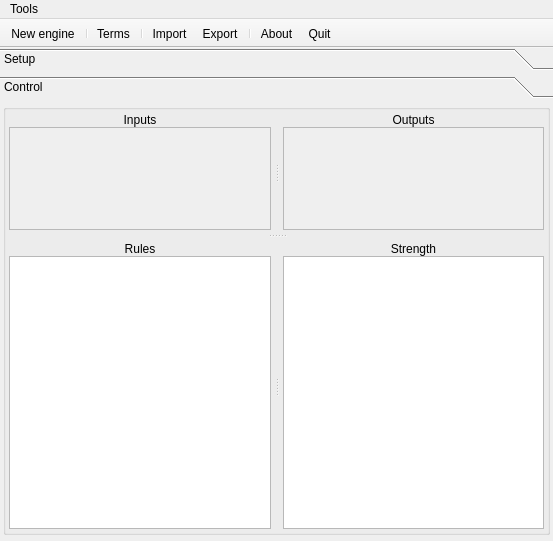
Qt form qtfuzzylite/ui/Window.ui (fuzzylite/fuzzylite) before a commit.
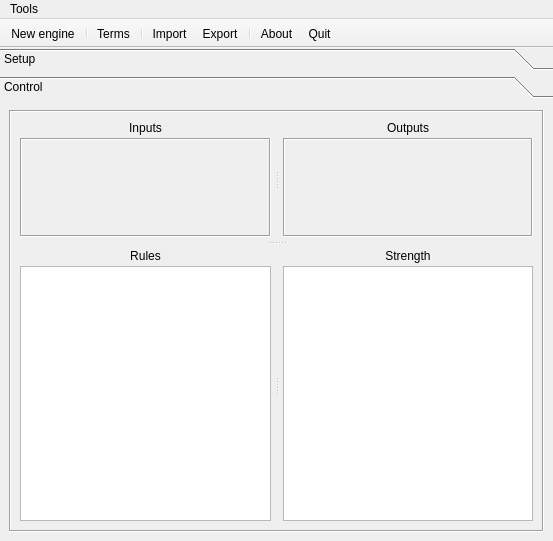
The same form after that commit. The open tabs and pages were chosen to show the change. Icons and pictures are not drawn. Custom widgets are drawn as their Qt base class.

Patch:
```diff
--- a/qtfuzzylite/ui/Window.ui
+++ b/qtfuzzylite/ui/Window.ui
@@ -450,33 +450,30 @@
        <attribute name="label">
         <string>Control</string>
        </attribute>
-       <layout class="QVBoxLayout" name="verticalLayout_6">
-        <property name="spacing">
-         <number>0</number>
-        </property>
+       <layout class="QVBoxLayout" name="verticalLayout_13">
         <property name="leftMargin">
-         <number>3</number>
+         <number>9</number>
         </property>
         <property name="topMargin">
-         <number>0</number>
+         <number>6</number>
         </property>
         <property name="rightMargin">
-         <number>3</number>
+         <number>9</number>
         </property>
         <property name="bottomMargin">
-         <number>0</number>
+         <number>3</number>
         </property>
         <item>
-         <widget class="QGroupBox" name="groupBox2">
-          <property name="alignment">
-           <set>Qt::AlignCenter</set>
+         <widget class="QFrame" name="frame">
+          <property name="frameShape">
+           <enum>QFrame::Box</enum>
           </property>
-          <layout class="QVBoxLayout" name="verticalLayout_17">
-           <property name="spacing">
-            <number>0</number>
-           </property>
+          <property name="frameShadow">
+           <enum>QFrame::Sunken</enum>
+          </property>
+          <layout class="QVBoxLayout" name="verticalLayout_6">
            <property name="margin">
-            <number>3</number>
+            <number>9</number>
            </property>
            <item>
             <widget class="QSplitter" name="spl_control_inout_rules">
@@ -502,7 +499,7 @@
               <widget class="QWidget" name="layoutWidget3">
                <layout class="QVBoxLayout" name="verticalLayout_16">
                 <property name="spacing">
-                 <number>0</number>
+                 <number>3</number>
                 </property>
                 <property name="leftMargin">
                  <number>0</number>
@@ -531,6 +528,12 @@
                     <verstretch>0</verstretch>
                    </sizepolicy>
                   </property>
+                  <property name="frameShape">
+                   <enum>QFrame::Box</enum>
+                  </property>
+                  <property name="frameShadow">
+                   <enum>QFrame::Sunken</enum>
+                  </property>
                   <property name="horizontalScrollBarPolicy">
                    <enum>Qt::ScrollBarAlwaysOff</enum>
                   </property>
@@ -545,8 +548,8 @@
                     <rect>
                      <x>0</x>
                      <y>0</y>
-                     <width>221</width>
-                     <height>76</height>
+                     <width>248</width>
+                     <height>92</height>
                     </rect>
                    </property>
                    <property name="sizePolicy">
@@ -594,7 +597,7 @@
               <widget class="QWidget" name="layoutWidget4">
                <layout class="QVBoxLayout" name="verticalLayout_18">
                 <property name="spacing">
-                 <number>0</number>
+                 <number>3</number>
                 </property>
                 <property name="topMargin">
                  <number>0</number>
@@ -626,6 +629,12 @@
                     <verstretch>0</verstretch>
                    </sizepolicy>
                   </property>
+                  <property name="frameShape">
+                   <enum>QFrame::Box</enum>
+                  </property>
+                  <property name="frameShadow">
+                   <enum>QFrame::Sunken</enum>
+                  </property>
                   <property name="horizontalScrollBarPolicy">
                    <enum>Qt::ScrollBarAlwaysOff</enum>
                   </property>
@@ -640,8 +649,8 @@
                     <rect>
                      <x>0</x>
                      <y>0</y>
-                     <width>292</width>
-                     <height>76</height>
+                     <width>247</width>
+                     <height>92</height>
                     </rect>
                    </property>
                    <property name="sizePolicy">
@@ -695,7 +704,7 @@
               <widget class="QWidget" name="verticalLayoutWidget">
                <layout class="QVBoxLayout" name="verticalLayout_5">
                 <property name="spacing">
-                 <number>0</number>
+                 <number>3</number>
                 </property>
                 <item>
                  <widget class="QLabel" name="label_3">
@@ -734,7 +743,7 @@
               <widget class="QWidget" name="verticalLayoutWidget_2">
                <layout class="QVBoxLayout" name="verticalLayout_14">
                 <property name="spacing">
-                 <number>0</number>
+                 <number>3</number>
                 </property>
                 <item>
                  <widget class="QLabel" name="label_5">
```
Left out of the diff: 29 changed lines with no effect on the pictures.
